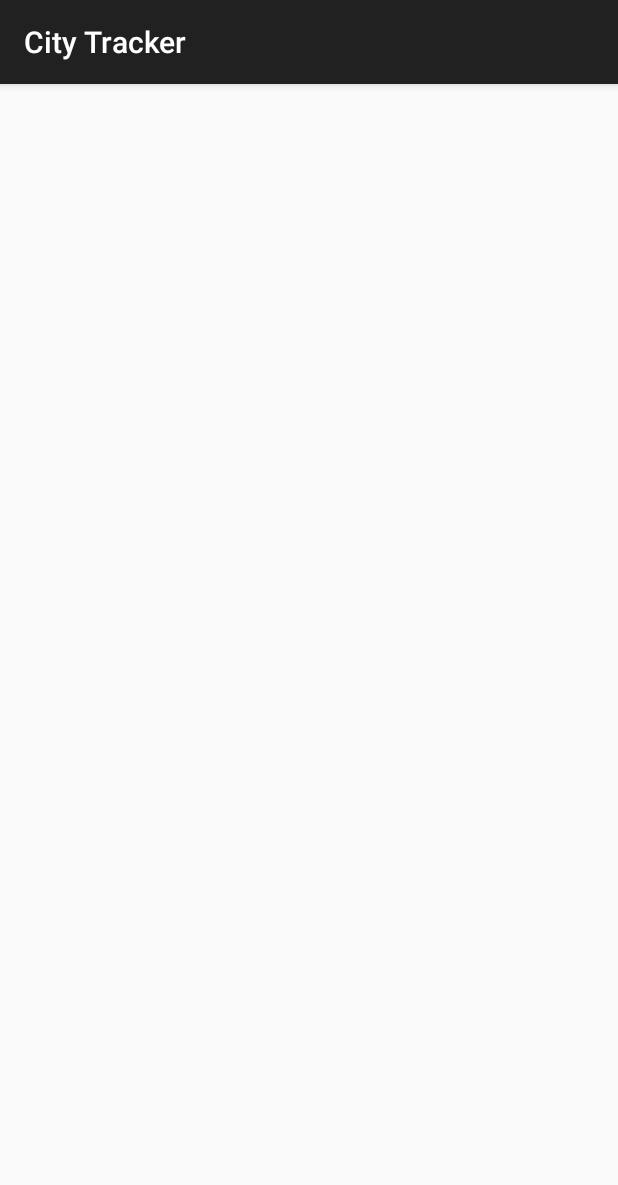
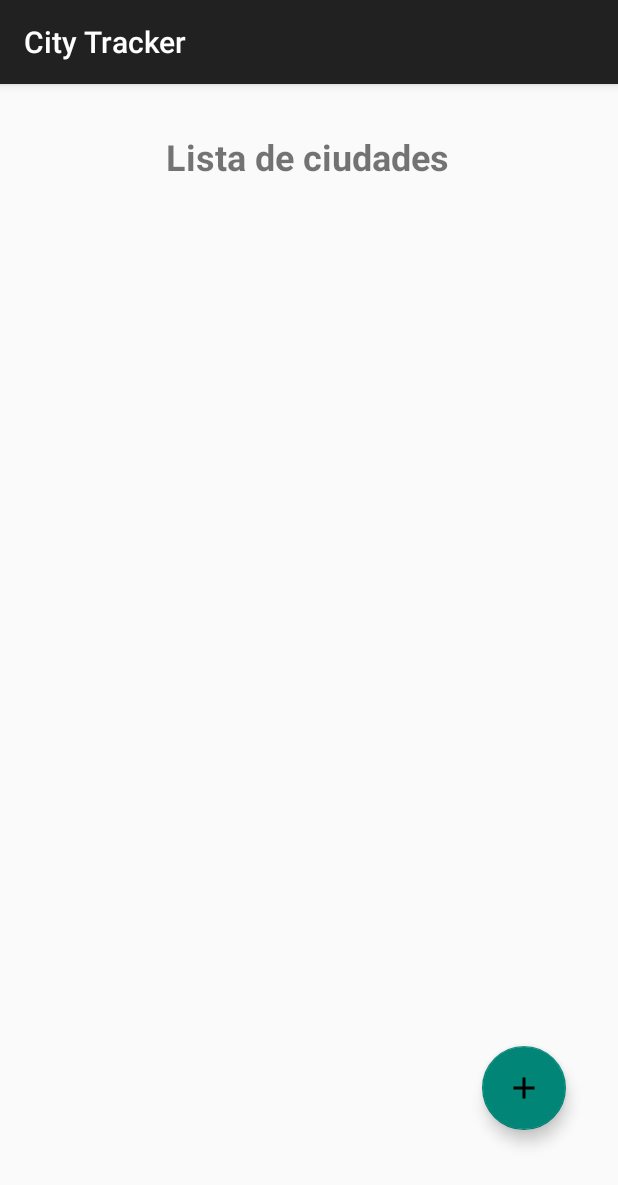
Before and after one commit to MonicaCabanas23/parcial-moviles, an Android app: the screen it shows after launch (MainActivity), on a phone screen of 412 x 824 dp. Shown: the top 1185 px of the screen. Run offline under Robolectric (Android 15) with nearby library versions, the phone set to English and light mode, and no system bars; our stand-ins replace data binding.

Commit message:
Fix: add navHost for MainActivity

```diff
--- a/app/src/main/java/com/example/citytracker/ui/city/cityList/CityListFragment.kt
+++ b/app/src/main/java/com/example/citytracker/ui/city/cityList/CityListFragment.kt
@@ -1,4 +1,4 @@
-package com.example.citytracker.ui.city
+package com.example.citytracker.ui.city.cityList
 
 import android.os.Bundle
 import androidx.fragment.app.Fragment
--- a/app/src/main/res/layout/activity_main.xml
+++ b/app/src/main/res/layout/activity_main.xml
@@ -6,4 +6,13 @@
     android:layout_height="match_parent"
     tools:context=".ui.MainActivity">
 
+    <androidx.fragment.app.FragmentContainerView
+        android:id="@+id/fragmentContainerView"
+        android:name="androidx.navigation.fragment.NavHostFragment"
+        android:layout_width="409dp"
+        android:layout_height="729dp"
+        app:defaultNavHost="true"
+        app:navGraph="@navigation/nav_graph"
+        tools:layout_editor_absoluteX="1dp"
+        tools:layout_editor_absoluteY="1dp" />
 </androidx.constraintlayout.widget.ConstraintLayout>
--- a/app/src/main/res/layout/fragment_add_city.xml
+++ b/app/src/main/res/layout/fragment_add_city.xml
@@ -2,7 +2,7 @@
 <layout xmlns:android="http://schemas.android.com/apk/res/android"
     xmlns:app="http://schemas.android.com/apk/res-auto"
     xmlns:tools="http://schemas.android.com/tools"
-    tools:context=".ui.city.CityListFragment">
+    tools:context=".ui.city.cityList.CityListFragment">
 
     <data>
         <variable
@@ -12,8 +12,7 @@
 
     <androidx.constraintlayout.widget.ConstraintLayout
         android:layout_width="match_parent"
-        android:layout_height="match_parent"
-        tools:context=".ui.city.CityListFragment">
+        android:layout_height="match_parent">
 
         <com.google.android.material.textfield.TextInputLayout
             android:id="@+id/nombreContainer"
--- a/app/src/main/res/layout/fragment_city.xml
+++ b/app/src/main/res/layout/fragment_city.xml
@@ -2,7 +2,7 @@
 <layout xmlns:android="http://schemas.android.com/apk/res/android"
     xmlns:app="http://schemas.android.com/apk/res-auto"
     xmlns:tools="http://schemas.android.com/tools"
-    tools:context=".ui.city.CityListFragment">
+    tools:context=".ui.city.cityList.CityListFragment">
 
     <data>
         <variable
@@ -12,8 +12,7 @@
 
     <androidx.constraintlayout.widget.ConstraintLayout
         android:layout_width="match_parent"
-        android:layout_height="match_parent"
-        tools:context=".ui.city.CityListFragment">
+        android:layout_height="match_parent">
 
         <com.google.android.material.imageview.ShapeableImageView
             android:id="@+id/shapeableImageView"
--- a/app/src/main/res/layout/fragment_city_list.xml
+++ b/app/src/main/res/layout/fragment_city_list.xml
@@ -2,7 +2,7 @@
 <layout xmlns:android="http://schemas.android.com/apk/res/android"
     xmlns:app="http://schemas.android.com/apk/res-auto"
     xmlns:tools="http://schemas.android.com/tools"
-    tools:context=".ui.city.CityListFragment">
+    tools:context=".ui.city.cityList.CityListFragment">
 
     <data>
         <variable
@@ -12,8 +12,7 @@
 
     <androidx.constraintlayout.widget.ConstraintLayout
         android:layout_width="match_parent"
-        android:layout_height="match_parent"
-        tools:context=".ui.city.CityListFragment">
+        android:layout_height="match_parent">
 
 
         <TextView
--- a/app/src/main/res/navigation/nav_graph.xml
+++ b/app/src/main/res/navigation/nav_graph.xml
@@ -7,7 +7,7 @@
 
     <fragment
         android:id="@+id/cityListFragment"
-        android:name="com.example.citytracker.ui.city.CityListFragment"
+        android:name="com.example.citytracker.ui.city.cityList.CityListFragment"
         android:label="fragment_city_list"
         tools:layout="@layout/fragment_city_list" >
         <action
```
